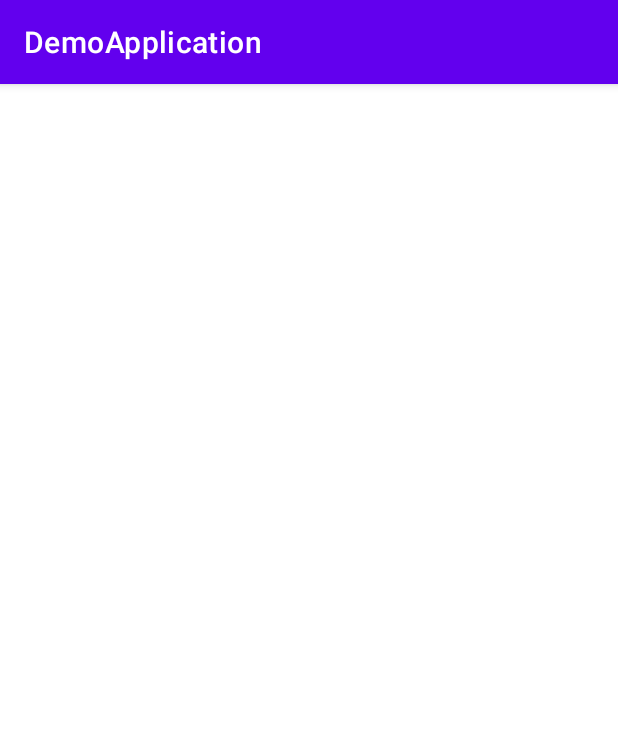
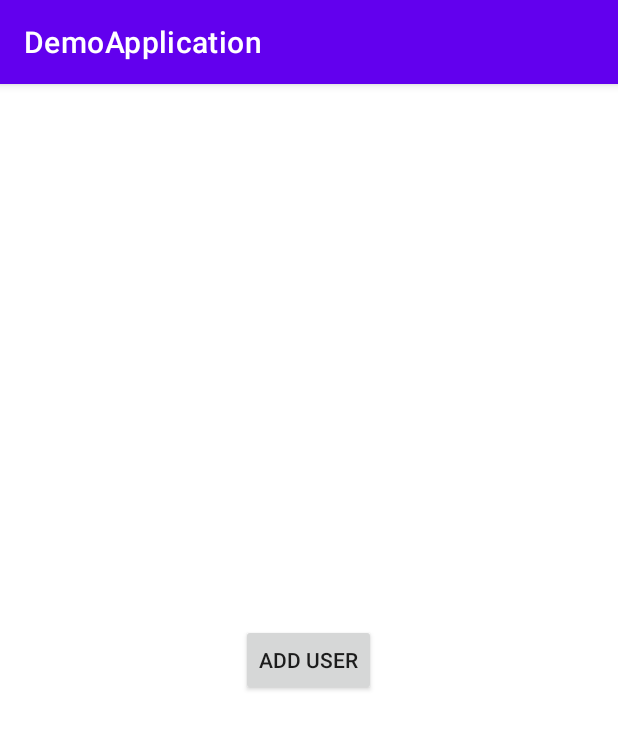
Before and after one commit to seetha12/DemoApplication, an Android app: the screen it shows after launch (MainActivity), on a phone screen of 412 x 824 dp. Shown: the top 729 px of the screen. Run offline under Robolectric (Android 15) with nearby library versions, the phone set to English and light mode, and no system bars.

Commit message:
enabled fragment to fragment navigation and passing data between fragments in "TYPE UNSAFE WAY"

```diff
--- a/app/src/main/java/com/example/demoapplication/fragments/ListFragment.kt
+++ b/app/src/main/java/com/example/demoapplication/fragments/ListFragment.kt
@@ -5,7 +5,11 @@ import android.view.LayoutInflater
 import android.view.View
 import android.view.ViewGroup
 import androidx.fragment.app.Fragment
+import androidx.navigation.Navigation
+import androidx.navigation.fragment.findNavController
 import com.example.demoapplication.R
+import com.example.demoapplication.service.User
+import kotlinx.android.synthetic.main.fragment_list.*
 
 class ListFragment: Fragment() {
 
@@ -16,4 +20,16 @@ class ListFragment: Fragment() {
     ): View? {
         return inflater.inflate(R.layout.fragment_list, container, false)
     }
+
+
+    override fun onViewCreated(view: View, savedInstanceState: Bundle?) {
+        super.onViewCreated(view, savedInstanceState)
+
+        bt_add_user.setOnClickListener {
+            val user = User("Seetha", "Chakkapalli")
+            val bundle = Bundle()
+            bundle.putParcelable("user", user)
+            findNavController().navigate(R.id.detailsFragment, bundle)
+        }
+    }
 }
--- a/app/src/main/res/layout/fragment_list.xml
+++ b/app/src/main/res/layout/fragment_list.xml
@@ -1,6 +1,15 @@
 <?xml version="1.0" encoding="utf-8"?>
-<androidx.constraintlayout.widget.ConstraintLayout xmlns:android="http://schemas.android.com/apk/res/android"
+<LinearLayout xmlns:android="http://schemas.android.com/apk/res/android"
     android:layout_width="match_parent"
-    android:layout_height="match_parent">
+    android:layout_height="match_parent"
+    android:orientation="vertical"
+    android:gravity="center"
+    xmlns:app="http://schemas.android.com/apk/res-auto">
 
-</androidx.constraintlayout.widget.ConstraintLayout>
+    <androidx.appcompat.widget.AppCompatButton
+        android:id="@+id/bt_add_user"
+        android:layout_width="wrap_content"
+        android:layout_height="wrap_content"
+        android:text="Add User"/>
+
+</LinearLayout>
```
Also changed, not shown: app/src/main/java/com/example/demoapplication/fragments/DetailsFragment.kt (+11 -0 lines), app/src/main/res/layout/fragment_details.xml (+10 -3 lines).
